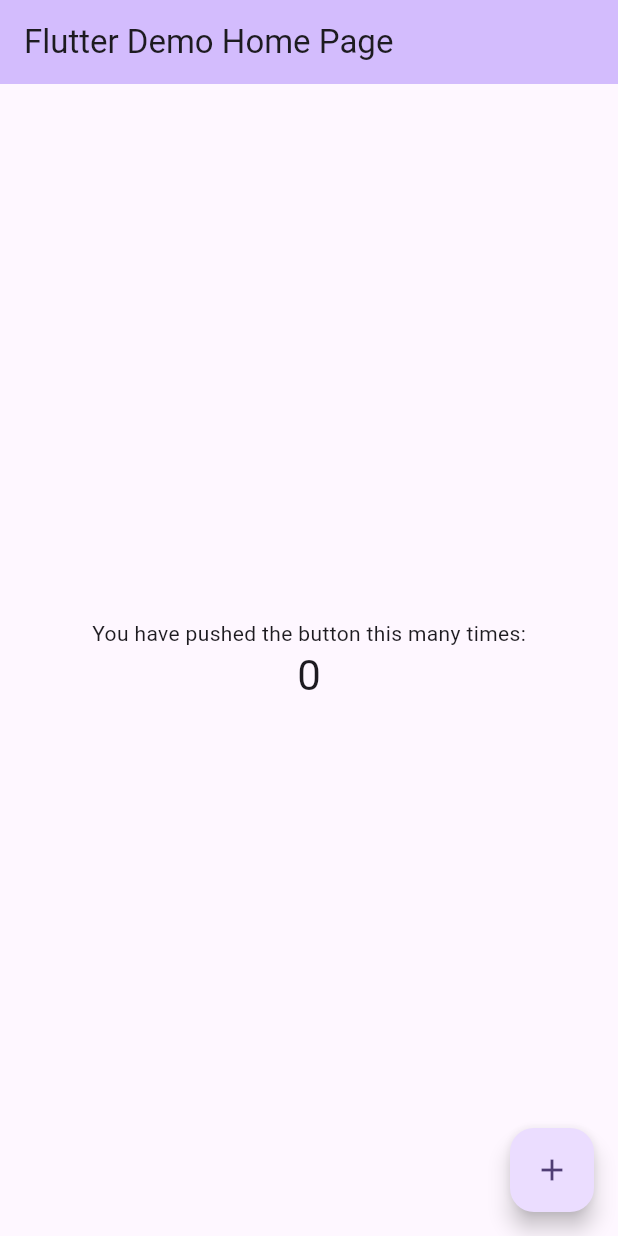
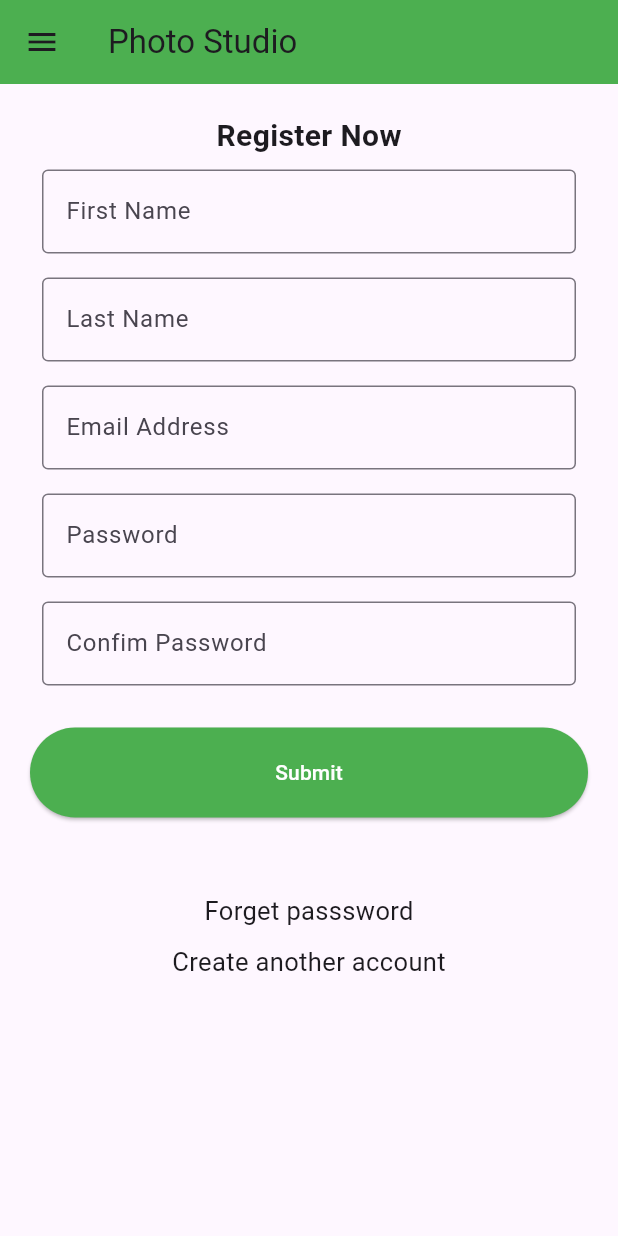
Before and after one commit to dipondeb/Register-Form, a Flutter app: the screen it shows after launch, on a phone screen of 412 x 824 dp. Run offline on Flutter 3.47's test engine with Material 3 defaults, Android fonts, the phone set to English and light mode, and no system bars.

Commit message:
My Register Form App

```diff
--- /dev/null
+++ b/lib/Homepage.dart
@@ -0,0 +1,141 @@
+import 'package:flutter/cupertino.dart';
+import 'package:flutter/material.dart';
+
+class Homepage extends StatefulWidget {
+  const Homepage({super.key});
+
+  @override
+  State<Homepage> createState() => _HomepageState();
+}
+
+MySnackBar(message, context){
+  return ScaffoldMessenger.of(context).showSnackBar(
+      SnackBar(content: Text(message))
+  );
+}
+
+MyAlertDialog(context){
+  return showDialog(
+      context: context,
+      builder: (BuildContext context){
+        return Expanded(
+            child: AlertDialog(
+              title: Text('Alert !!!'),
+              content: Text('Do you want to submit it'),
+              actions: [
+                TextButton(onPressed: (){
+                  MySnackBar("Submit Successfully", context);
+                  Navigator.of(context).pop();
+                  },
+                    child: Text('Yes'),
+                ),
+                TextButton(onPressed: (){Navigator.of(context).pop();},
+                  child: Text('No'),
+                ),
+              ],
+            ),
+        );
+      }
+  );
+}
+
+class _HomepageState extends State<Homepage> {
+  @override
+  Widget build(BuildContext context) {
+
+    final ButtonStyle buttonStyle = ElevatedButton.styleFrom(
+      minimumSize: Size(double.infinity, 60),
+      backgroundColor: Colors.green,
+      foregroundColor: Colors.white,
+    );
+
+    return Scaffold(
+      appBar: AppBar(
+        title: Text('Photo Studio'),
+        backgroundColor: Colors.green,
+      ),
+      drawer: Drawer(),
+      body: Padding(
+        padding: const EdgeInsets.all(20.0),
+        child: Column(
+          mainAxisAlignment: MainAxisAlignment.start,
+          children: [
+            Text('Register Now',
+              style: TextStyle(
+                  fontSize: 20,
+                  fontWeight: FontWeight.bold),
+            ),
+            Padding(
+              padding: const EdgeInsets.all(8.0),
+              child: TextField(
+                decoration: InputDecoration(
+                  fillColor: Colors.white,
+                  label: Text('First Name'),
+                  border: OutlineInputBorder(),
+                ),
+              ),
+            ),
+            Padding(
+              padding: const EdgeInsets.all(8.0),
+              child: TextField(
+                decoration: InputDecoration(
+                  label: Text('Last Name'),
+                  border: OutlineInputBorder(),
+                ),
+              ),
+            ),
+            Padding(
+              padding: const EdgeInsets.all(8.0),
+              child: TextField(
+                decoration: InputDecoration(
+                  label: Text('Email Address'),
+                  border: OutlineInputBorder(),
+                ),
+              ),
+            ),
+            Padding(
+              padding: const EdgeInsets.all(8.0),
+              child: TextField(
+                decoration: InputDecoration(
+                  label: Text('Password'),
+                  border: OutlineInputBorder(),
+                ),
+              ),
+            ),
+            Padding(
+              padding: const EdgeInsets.all(8.0),
+              child: TextField(
+                decoration: InputDecoration(
+                  label: Text('Confim Password'),
+                  border: OutlineInputBorder(),
+                ),
+              ),
+            ),
+            SizedBox(
+              height: 20,
+            ),
+            ElevatedButton(onPressed: (){
+              MyAlertDialog(context);
+            },
+                child: Text('Submit'),
+              style: buttonStyle,
+            ),
+            Padding(
+              padding: const EdgeInsets.fromLTRB(0, 50, 0, 10),
+              child: Text('Forget passsword',
+              style: TextStyle(
+                fontSize: 17,
+              ),
+              ),
+            ),
+            Text('Create another account',
+              style: TextStyle(
+                fontSize: 17,
+              ),
+            ),
+          ],
+        ),
+      ),
+    );
+  }
+}
--- a/lib/main.dart
+++ b/lib/main.dart
@@ -1,125 +1,18 @@
+import 'package:flutter/cupertino.dart';
 import 'package:flutter/material.dart';
+import 'Homepage.dart';
 
-void main() {
+void main(){
   runApp(const MyApp());
 }
-
 class MyApp extends StatelessWidget {
   const MyApp({super.key});
 
-  // This widget is the root of your application.
   @override
   Widget build(BuildContext context) {
     return MaterialApp(
-      title: 'Flutter Demo',
-      theme: ThemeData(
-        // This is the theme of your application.
-        //
-        // TRY THIS: Try running your application with "flutter run". You'll see
-        // the application has a purple toolbar. Then, without quitting the app,
-        // try changing the seedColor in the colorScheme below to Colors.green
-        // and then invoke "hot reload" (save your changes or press the "hot
-        // reload" button in a Flutter-supported IDE, or press "r" if you used
-        // the command line to start the app).
-        //
-        // Notice that the counter didn't reset back to zero; the application
-        // state is not lost during the reload. To reset the state, use hot
-        // restart instead.
-        //
-        // This works for code too, not just values: Most code changes can be
-        // tested with just a hot reload.
-        colorScheme: ColorScheme.fromSeed(seedColor: Colors.deepPurple),
-        useMaterial3: true,
-      ),
-      home: const MyHomePage(title: 'Flutter Demo Home Page'),
+      debugShowCheckedModeBanner: false,
+      home: Homepage(),
     );
   }
 }
-
-class MyHomePage extends StatefulWidget {
-  const MyHomePage({super.key, required this.title});
-
-  // This widget is the home page of your application. It is stateful, meaning
-  // that it has a State object (defined below) that contains fields that affect
-  // how it looks.
-
-  // This class is the configuration for the state. It holds the values (in this
-  // case the title) provided by the parent (in this case the App widget) and
-  // used by the build method of the State. Fields in a Widget subclass are
-  // always marked "final".
-
-  final String title;
-
-  @override
-  State<MyHomePage> createState() => _MyHomePageState();
-}
-
-class _MyHomePageState extends State<MyHomePage> {
-  int _counter = 0;
-
-  void _incrementCounter() {
-    setState(() {
-      // This call to setState tells the Flutter framework that something has
-      // changed in this State, which causes it to rerun the build method below
-      // so that the display can reflect the updated values. If we changed
-      // _counter without calling setState(), then the build method would not be
-      // called again, and so nothing would appear to happen.
-      _counter++;
-    });
-  }
-
-  @override
-  Widget build(BuildContext context) {
-    // This method is rerun every time setState is called, for instance as done
-    // by the _incrementCounter method above.
-    //
-    // The Flutter framework has been optimized to make rerunning build methods
-    // fast, so that you can just rebuild anything that needs updating rather
-    // than having to individually change instances of widgets.
-    return Scaffold(
-      appBar: AppBar(
-        // TRY THIS: Try changing the color here to a specific color (to
-        // Colors.amber, perhaps?) and trigger a hot reload to see the AppBar
-        // change color while the other colors stay the same.
-        backgroundColor: Theme.of(context).colorScheme.inversePrimary,
-        // Here we take the value from the MyHomePage object that was created by
-        // the App.build method, and use it to set our appbar title.
-        title: Text(widget.title),
-      ),
-      body: Center(
-        // Center is a layout widget. It takes a single child and positions it
-        // in the middle of the parent.
-        child: Column(
-          // Column is also a layout widget. It takes a list of children and
-          // arranges them vertically. By default, it sizes itself to fit its
-          // children horizontally, and tries to be as tall as its parent.
-          //
-          // Column has various properties to control how it sizes itself and
-          // how it positions its children. Here we use mainAxisAlignment to
-          // center the children vertically; the main axis here is the vertical
-          // axis because Columns are vertical (the cross axis would be
-          // horizontal).
-          //
-          // TRY THIS: Invoke "debug painting" (choose the "Toggle Debug Paint"
-          // action in the IDE, or press "p" in the console), to see the
-          // wireframe for each widget.
-          mainAxisAlignment: MainAxisAlignment.center,
-          children: <Widget>[
-            const Text(
-              'You have pushed the button this many times:',
-            ),
-            Text(
-              '$_counter',
-              style: Theme.of(context).textTheme.headlineMedium,
-            ),
-          ],
-        ),
-      ),
-      floatingActionButton: FloatingActionButton(
-        onPressed: _incrementCounter,
-        tooltip: 'Increment',
-        child: const Icon(Icons.add),
-      ), // This trailing comma makes auto-formatting nicer for build methods.
-    );
-  }
-}
--- a/pubspec.yaml
+++ b/pubspec.yaml
@@ -59,8 +59,8 @@ flutter:
   uses-material-design: true
 
   # To add assets to your application, add an assets section, like this:
-  # assets:
-  #   - images/a_dot_burr.jpeg
+  #assets:
+  #  - images/
   #   - images/a_dot_ham.jpeg
 
   # An image asset can refer to one or more resolution-specific "variants", see
```
